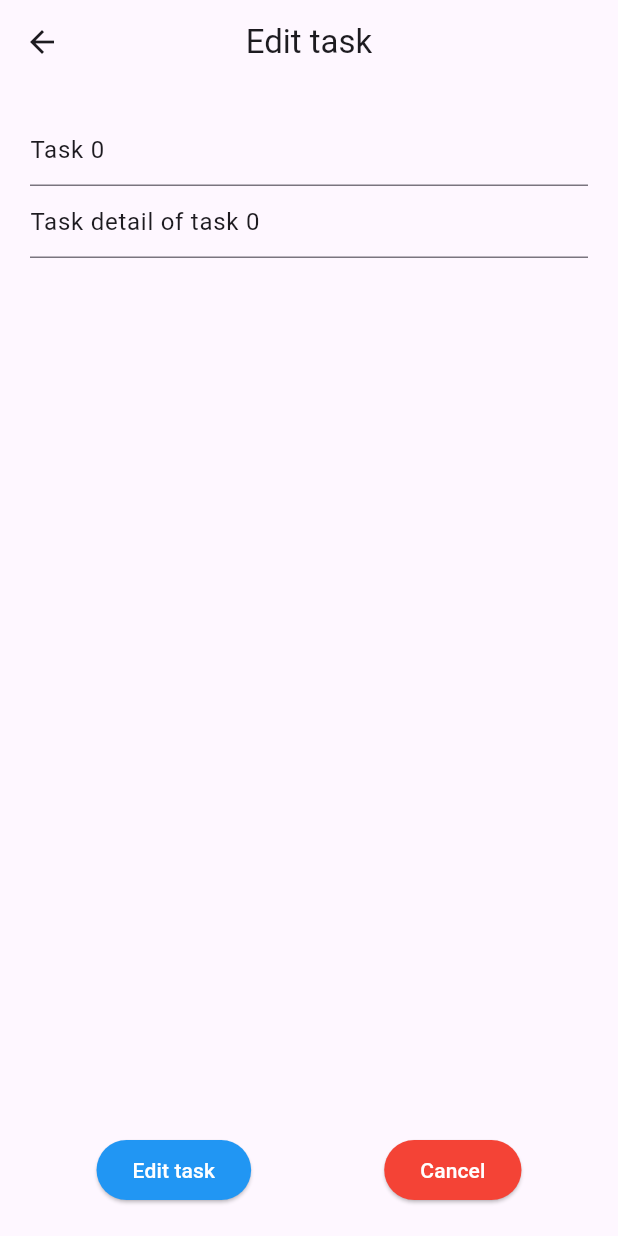
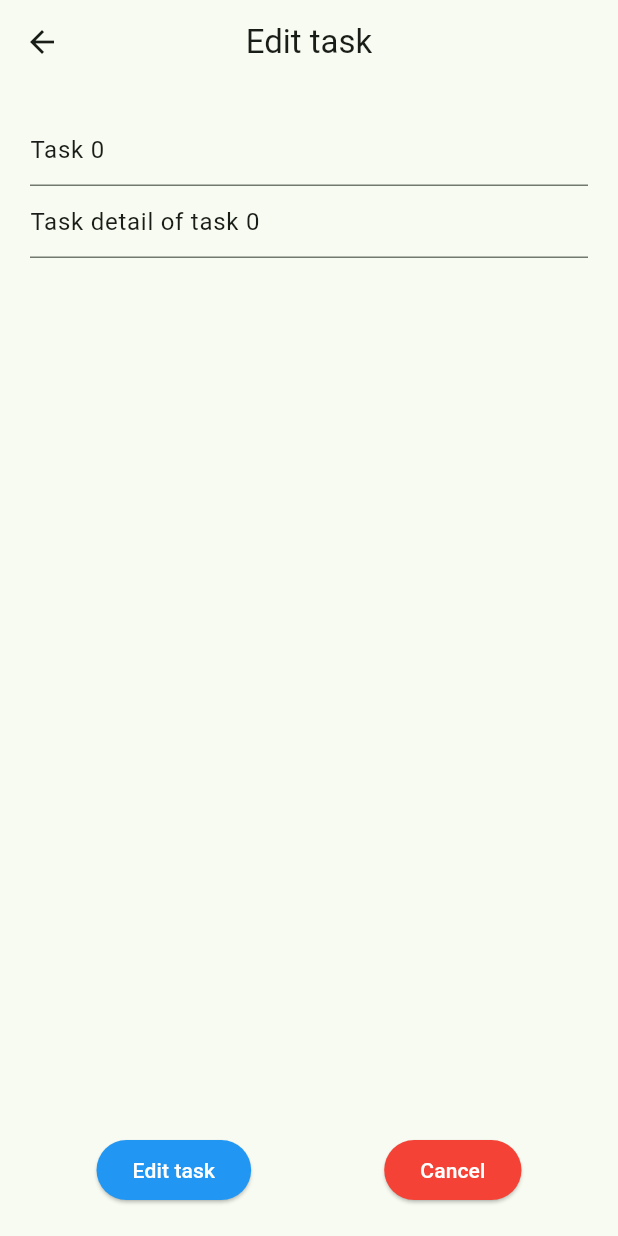
Before and after one commit to gnurt14/todo_new, a Flutter app: the screen it shows after launch, after a tap on the "edit" icon, on a phone screen of 412 x 824 dp. Run offline on Flutter 3.47's test engine with Material 3 defaults, Android fonts, the phone set to English and light mode, and no system bars.

Commit message:
tiny edit

```diff
--- a/lib/main.dart
+++ b/lib/main.dart
@@ -13,7 +13,7 @@ class MyApp extends StatelessWidget {
     return MaterialApp(
       title: 'Flutter Demo',
       theme: ThemeData(
-        colorScheme: ColorScheme.fromSeed(seedColor: Colors.deepPurple),
+        colorScheme: ColorScheme.fromSeed(seedColor: Colors.green),
         useMaterial3: true,
       ),
       home:  const HomePage(),
--- a/lib/pages/home/home_page.dart
+++ b/lib/pages/home/home_page.dart
@@ -17,7 +17,7 @@ class _HomePageState extends State<HomePage> {
       length: 2,
       child: Scaffold(
         appBar: AppBar(
-          title: const Text('Todo List'),
+          title: const Text('TODO LIST', style: TextStyle(fontWeight: FontWeight.bold),),
           bottom: const TabBar(
             tabs: [
               Tab(
@@ -30,6 +30,7 @@ class _HomePageState extends State<HomePage> {
           ),
         ),
         body: TabBarView(
+          // Peding Task
           children: [
             Padding(
               padding: const EdgeInsets.symmetric(vertical: 10, horizontal: 20),
@@ -85,7 +86,8 @@ class _HomePageState extends State<HomePage> {
                                       builder: (context) => EditPage(
                                         taskTitle: 'Task $index',
                                         taskDate: DateTime.now(),
-                                        taskDetail: 'Task detail of task $index',
+                                        taskDetail:
+                                            'Task detail of task $index',
                                       ),
                                     ),
                                   );
@@ -121,12 +123,106 @@ class _HomePageState extends State<HomePage> {
                 ),
               ),
             ),
-            Center(
-              child: ListView.builder(
-                itemCount: 10,
+
+            // Completed task
+            Padding(
+              padding: const EdgeInsets.symmetric(vertical: 10, horizontal: 20),
+              child: ListView.separated(
+                itemCount: 15,
                 itemBuilder: (context, index) {
-                  return Text('Task $index');
+                  return Container(
+                    height: 50,
+                    decoration: BoxDecoration(
+                      borderRadius: BorderRadius.circular(6),
+                      color: Colors.white,
+                    ),
+                    child: Row(
+                      mainAxisSize: MainAxisSize.min,
+                      children: [
+                        Checkbox(
+                          value: true,
+                          onChanged: (bool? newValue) {
+                            setState(() {});
+                          },
+                        ),
+                        GestureDetector(
+                          onTap: () {
+                            showDialog(
+                                context: context,
+                                builder: (context) => AlertDialog(
+                                      title: Text(
+                                        'Task $index',
+                                      ),
+                                      content: const Text(
+                                        'Task detail',
+                                      ),
+                                    ));
+                          },
+                          child: Column(
+                            crossAxisAlignment: CrossAxisAlignment.start,
+                            mainAxisAlignment: MainAxisAlignment.center,
+                            children: [
+                              Text(
+                                'Task $index',
+                                style: TextStyle(color: Colors.grey[400]),
+                              ),
+                              Text(
+                                'Task date',
+                                style: TextStyle(color: Colors.grey[400]),
+                              ),
+                            ],
+                          ),
+                        ),
+                        Row(
+                          children: [
+                            Container(
+                              decoration: BoxDecoration(
+                                borderRadius: BorderRadius.circular(4),
+                                color: Colors.grey[200],
+                              ),
+                              child: InkWell(
+                                onTap: () {
+                                  Navigator.push(
+                                    context,
+                                    MaterialPageRoute(
+                                      builder: (context) => EditPage(
+                                        taskTitle: 'Task $index',
+                                        taskDate: DateTime.now(),
+                                        taskDetail:
+                                            'Task detail of task $index',
+                                      ),
+                                    ),
+                                  );
+                                },
+                                child: Icon(
+                                  Icons.edit,
+                                  color: Colors.grey[800],
+                                ),
+                              ),
+                            ),
+                            const SizedBox(
+                              width: 10,
+                            ),
+                            Container(
+                              decoration: BoxDecoration(
+                                borderRadius: BorderRadius.circular(4),
+                                color: Colors.grey[200],
+                              ),
+                              child: Icon(
+                                Icons.delete,
+                                color: Colors.grey[800],
+                              ),
+                            ),
+                          ],
+                        ),
+                      ],
+                    ),
+                  );
                 },
+                separatorBuilder: (BuildContext context, int index) =>
+                    const SizedBox(
+                  height: 10,
+                ),
               ),
             ),
           ],
```
